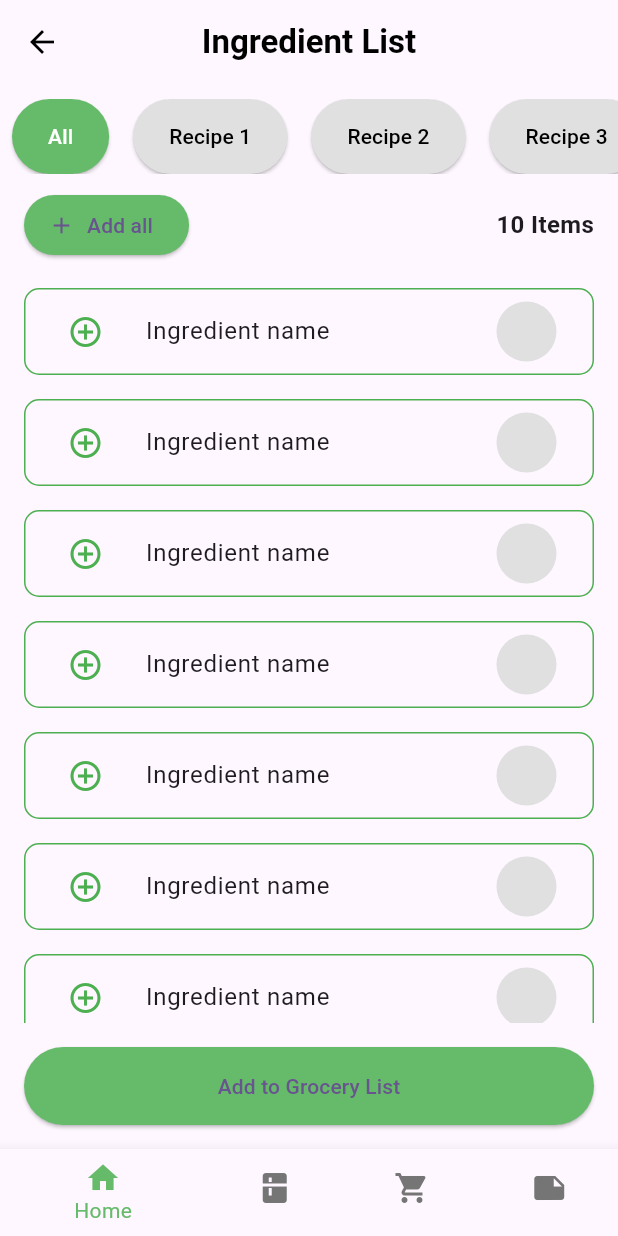
After one commit to aadityayadav17/binarybandits, a Flutter app: the IngredientListPage screen opened directly, on a phone screen of 412 x 824 dp. The commit adds this screen. Run offline on Flutter 3.47's test engine with Material 3 defaults, Android fonts, the phone set to English and light mode, and no system bars; our stand-ins replace country_code_picker, dropdown_button2, firebase_core, google_fonts; accounts and stored records are empty.

Commit message:
Ingredient List (1/n) - Base

```diff
--- /dev/null
+++ b/lib/screens/ingredient_list_screen.dart
@@ -0,0 +1,167 @@
+import 'package:flutter/material.dart';
+
+class IngredientListPage extends StatelessWidget {
+  @override
+  Widget build(BuildContext context) {
+    return Scaffold(
+      appBar: AppBar(
+        backgroundColor: Colors.transparent,
+        elevation: 0,
+        leading: IconButton(
+          icon: Icon(Icons.arrow_back, color: Colors.black),
+          onPressed: () => Navigator.of(context).pop(),
+        ),
+        title: Text(
+          'Ingredient List',
+          style: TextStyle(
+            color: Colors.black,
+            fontWeight: FontWeight.bold,
+          ),
+        ),
+        centerTitle: true,
+      ),
+      body: Column(
+        children: [
+          // Recipe Tabs
+          Padding(
+            padding: const EdgeInsets.symmetric(vertical: 10.0),
+            child: Container(
+              height: 50,
+              child: ListView(
+                scrollDirection: Axis.horizontal,
+                children: [
+                  _buildRecipeTab('All', true),
+                  _buildRecipeTab('Recipe 1', false),
+                  _buildRecipeTab('Recipe 2', false),
+                  _buildRecipeTab('Recipe 3', false),
+                ],
+              ),
+            ),
+          ),
+          // Add all button and item count
+          Padding(
+            padding: const EdgeInsets.symmetric(horizontal: 16.0),
+            child: Row(
+              mainAxisAlignment: MainAxisAlignment.spaceBetween,
+              children: [
+                ElevatedButton.icon(
+                  onPressed: () {
+                    // Add all ingredients to grocery list logic
+                  },
+                  icon: Icon(Icons.add),
+                  label: Text('Add all'),
+                  style: ElevatedButton.styleFrom(
+                    backgroundColor: Colors.green[400],
+                  ),
+                ),
+                Text(
+                  '10 Items',
+                  style: TextStyle(fontWeight: FontWeight.bold, fontSize: 16),
+                ),
+              ],
+            ),
+          ),
+          SizedBox(height: 10),
+          // Ingredients List
+          Expanded(
+            child: ListView.builder(
+              itemCount: 10, // dynamic based on your ingredient list
+              itemBuilder: (context, index) {
+                return _buildIngredientCard();
+              },
+            ),
+          ),
+          // Add to Grocery List button
+          Padding(
+            padding:
+                const EdgeInsets.symmetric(vertical: 16.0, horizontal: 16.0),
+            child: ElevatedButton(
+              onPressed: () {
+                // Add selected ingredients to grocery list
+              },
+              child: Text('Add to Grocery List'),
+              style: ElevatedButton.styleFrom(
+                backgroundColor: Colors.green[400],
+                padding: EdgeInsets.symmetric(vertical: 16),
+                minimumSize: Size(double.infinity, 50),
+              ),
+            ),
+          ),
+        ],
+      ),
+      bottomNavigationBar: _buildBottomNavBar(),
+    );
+  }
+
+  Widget _buildRecipeTab(String title, bool isSelected) {
+    return Padding(
+      padding: const EdgeInsets.symmetric(horizontal: 8.0),
+      child: ElevatedButton(
+        onPressed: () {
+          // Change selected tab logic
+        },
+        child: Text(title),
+        style: ElevatedButton.styleFrom(
+          backgroundColor: isSelected ? Colors.green[400] : Colors.grey[300],
+          foregroundColor: isSelected ? Colors.white : Colors.black,
+          shape: StadiumBorder(),
+        ),
+      ),
+    );
+  }
+
+  Widget _buildIngredientCard() {
+    return Padding(
+      padding: const EdgeInsets.symmetric(horizontal: 16.0, vertical: 8.0),
+      child: Container(
+        decoration: BoxDecoration(
+          borderRadius: BorderRadius.circular(10),
+          border: Border.all(color: Colors.green, width: 1),
+        ),
+        child: ListTile(
+          leading: IconButton(
+            icon: Icon(Icons.add_circle_outline, color: Colors.green),
+            onPressed: () {
+              // Add single ingredient to grocery list logic
+            },
+          ),
+          title: Text('Ingredient name'),
+          trailing: CircleAvatar(
+            radius: 20,
+            backgroundColor: Colors.grey[300],
+            child: Text(''),
+          ),
+        ),
+      ),
+    );
+  }
+
+  Widget _buildBottomNavBar() {
+    return BottomNavigationBar(
+      currentIndex: 0,
+      onTap: (int index) {
+        // Handle tab switching
+      },
+      items: const <BottomNavigationBarItem>[
+        BottomNavigationBarItem(
+          icon: Icon(Icons.home),
+          label: 'Home',
+        ),
+        BottomNavigationBarItem(
+          icon: Icon(Icons.kitchen),
+          label: 'Recipes',
+        ),
+        BottomNavigationBarItem(
+          icon: Icon(Icons.shopping_cart),
+          label: 'Grocery List',
+        ),
+        BottomNavigationBarItem(
+          icon: Icon(Icons.note),
+          label: 'Notes',
+        ),
+      ],
+      selectedItemColor: Colors.green[400],
+      unselectedItemColor: Colors.grey[600],
+    );
+  }
+}
--- a/lib/screens/recipe_overview_screen.dart
+++ b/lib/screens/recipe_overview_screen.dart
@@ -3,6 +3,7 @@ import 'dart:convert';
 import 'package:flutter/services.dart' show rootBundle;
 import 'package:binarybandits/models/recipe.dart';
 import 'package:binarybandits/screens/home_screen.dart';
+import 'package:binarybandits/screens/ingredient_list_screen.dart';
 
 class RecipeOverviewScreen extends StatefulWidget {
   const RecipeOverviewScreen({Key? key}) : super(key: key);
@@ -333,7 +334,9 @@ class _RecipeOverviewScreenState extends State<RecipeOverviewScreen> {
                         Expanded(
                           child: ElevatedButton(
                             onPressed: () {
-                              // Handle Next
+                              Navigator.of(context).push(MaterialPageRoute(
+                                builder: (context) => IngredientListPage(),
+                              ));
                             },
                             style: ElevatedButton.styleFrom(
                               backgroundColor:
```
